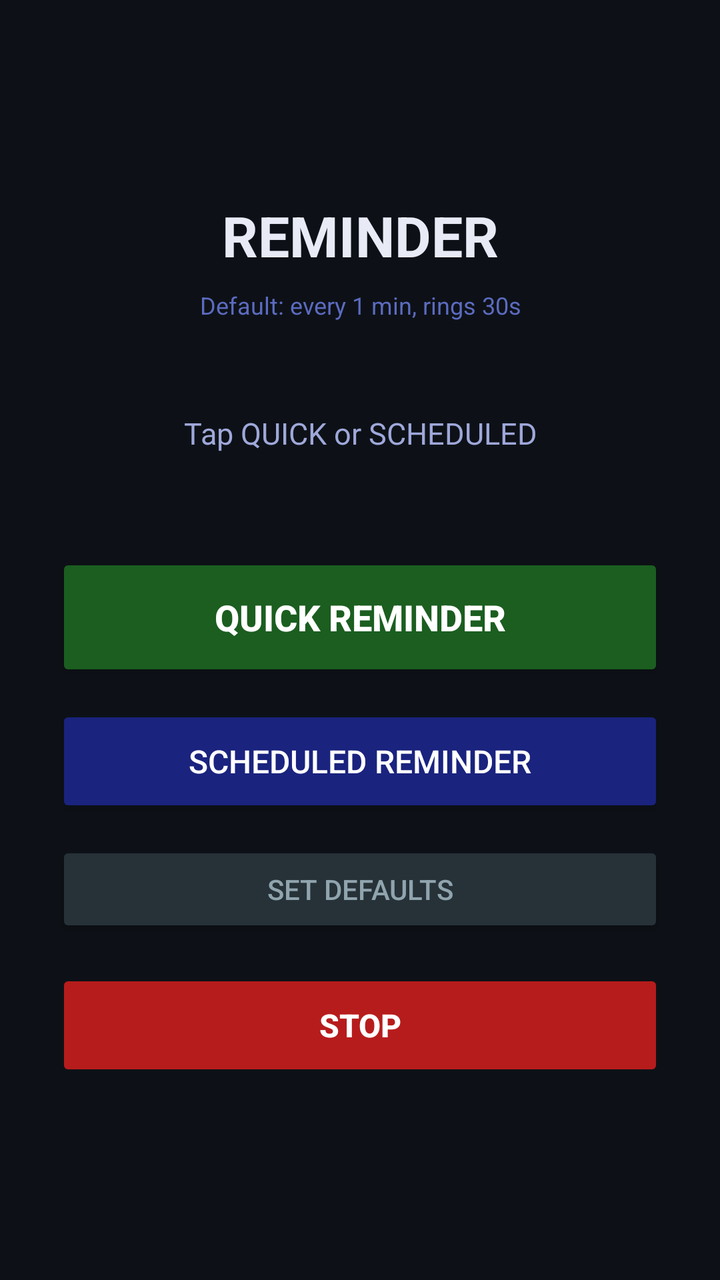
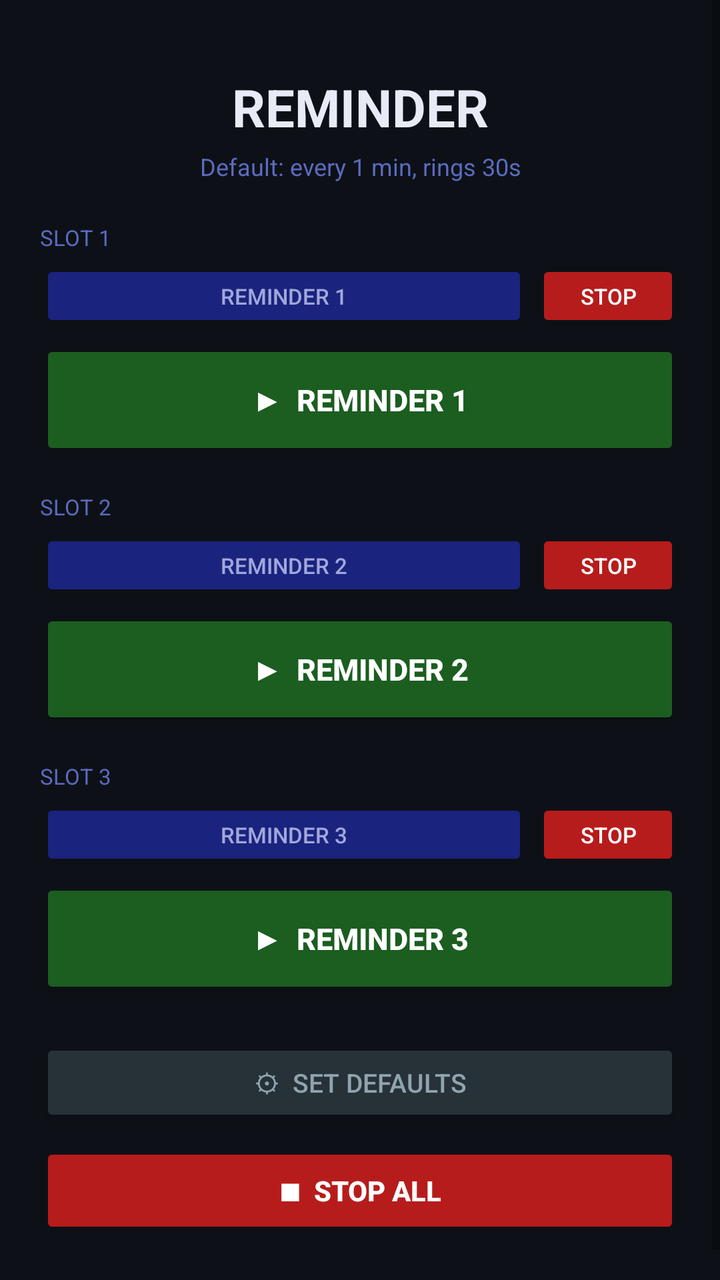

The first picture is an Android layout as it rendered before a commit; the second is the same layout after the commit. The layout source and the unified diff follow.
<!-- AndroidManifest.xml: application theme AppTheme -->
<!-- res/layout/activity_main.xml -->
<?xml version="1.0" encoding="utf-8"?>
<LinearLayout xmlns:android="http://schemas.android.com/apk/res/android"
    android:layout_width="match_parent"
    android:layout_height="match_parent"
    android:orientation="vertical"
    android:gravity="center"
    android:padding="28dp"
    android:background="#0D1117">

    <TextView
        android:layout_width="match_parent"
        android:layout_height="wrap_content"
        android:text="REMINDER"
        android:textSize="28sp"
        android:textStyle="bold"
        android:textColor="#E8EAF6"
        android:gravity="center"
        android:layout_marginBottom="8dp"/>

    <TextView
        android:id="@+id/tvSettings"
        android:layout_width="match_parent"
        android:layout_height="wrap_content"
        android:text="Default: every 1 min, rings 30s"
        android:textSize="12sp"
        android:textColor="#5C6BC0"
        android:gravity="center"
        android:layout_marginBottom="24dp"/>

    <TextView
        android:id="@+id/tvStatus"
        android:layout_width="match_parent"
        android:layout_height="wrap_content"
        android:text="Tap QUICK or SCHEDULED"
        android:textSize="15sp"
        android:textColor="#9FA8DA"
        android:gravity="center"
        android:minHeight="64dp"
        android:layout_marginBottom="28dp"/>

    <Button
        android:id="@+id/btnQuick"
        android:layout_width="match_parent"
        android:layout_height="64dp"
        android:text="Quick Reminder"
        android:textSize="18sp"
        android:textStyle="bold"
        android:backgroundTint="#1B5E20"
        android:textColor="#FFFFFF"
        android:layout_marginBottom="12dp"/>

    <Button
        android:id="@+id/btnScheduled"
        android:layout_width="match_parent"
        android:layout_height="56dp"
        android:text="Scheduled Reminder"
        android:textSize="16sp"
        android:backgroundTint="#1A237E"
        android:textColor="#FFFFFF"
        android:layout_marginBottom="12dp"/>

    <Button
        android:id="@+id/btnDefaultSettings"
        android:layout_width="match_parent"
        android:layout_height="48dp"
        android:text="Set Defaults"
        android:textSize="14sp"
        android:backgroundTint="#263238"
        android:textColor="#90A4AE"
        android:layout_marginBottom="16dp"/>

    <Button
        android:id="@+id/btnStop"
        android:layout_width="match_parent"
        android:layout_height="56dp"
        android:text="STOP"
        android:textSize="16sp"
        android:textStyle="bold"
        android:backgroundTint="#B71C1C"
        android:textColor="#FFFFFF"
        android:enabled="false"/>

</LinearLayout>
<!-- resources referenced by this layout -->
<resources>
  <style name="AppTheme" parent="Theme.MaterialComponents.DayNight.NoActionBar">
          <item name="colorPrimary">#3949AB</item>
          <item name="colorPrimaryDark">#1A237E</item>
          <item name="colorAccent">#7986CB</item>
      </style>
</resources>

<!-- the commit's change to res/layout/activity_main.xml (unified diff, before → after) -->
@@ -1,83 +1,202 @@
 <?xml version="1.0" encoding="utf-8"?>
-<LinearLayout xmlns:android="http://schemas.android.com/apk/res/android"
+<ScrollView xmlns:android="http://schemas.android.com/apk/res/android"
     android:layout_width="match_parent"
     android:layout_height="match_parent"
-    android:orientation="vertical"
-    android:gravity="center"
-    android:padding="28dp"
     android:background="#0D1117">
 
-    <TextView
+    <LinearLayout
         android:layout_width="match_parent"
         android:layout_height="wrap_content"
-        android:text="REMINDER"
-        android:textSize="28sp"
-        android:textStyle="bold"
-        android:textColor="#E8EAF6"
-        android:gravity="center"
-        android:layout_marginBottom="8dp"/>
-
-    <TextView
-        android:id="@+id/tvSettings"
-        android:layout_width="match_parent"
-        android:layout_height="wrap_content"
-        android:text="Default: every 1 min, rings 30s"
-        android:textSize="12sp"
-        android:textColor="#5C6BC0"
-        android:gravity="center"
-        android:layout_marginBottom="24dp"/>
-
-    <TextView
-        android:id="@+id/tvStatus"
-        android:layout_width="match_parent"
-        android:layout_height="wrap_content"
-        android:text="Tap QUICK or SCHEDULED"
-        android:textSize="15sp"
-        android:textColor="#9FA8DA"
-        android:gravity="center"
-        android:minHeight="64dp"
-        android:layout_marginBottom="28dp"/>
-
-    <Button
-        android:id="@+id/btnQuick"
-        android:layout_width="match_parent"
-        android:layout_height="64dp"
-        android:text="Quick Reminder"
-        android:textSize="18sp"
-        android:textStyle="bold"
-        android:backgroundTint="#1B5E20"
-        android:textColor="#FFFFFF"
-        android:layout_marginBottom="12dp"/>
-
-    <Button
-        android:id="@+id/btnScheduled"
-        android:layout_width="match_parent"
-        android:layout_height="56dp"
-        android:text="Scheduled Reminder"
-        android:textSize="16sp"
-        android:backgroundTint="#1A237E"
-        android:textColor="#FFFFFF"
-        android:layout_marginBottom="12dp"/>
-
-    <Button
-        android:id="@+id/btnDefaultSettings"
-        android:layout_width="match_parent"
-        android:layout_height="48dp"
-        android:text="Set Defaults"
-        android:textSize="14sp"
-        android:backgroundTint="#263238"
-        android:textColor="#90A4AE"
-        android:layout_marginBottom="16dp"/>
-
-    <Button
-        android:id="@+id/btnStop"
-        android:layout_width="match_parent"
-        android:layout_height="56dp"
-        android:text="STOP"
-        android:textSize="16sp"
-        android:textStyle="bold"
-        android:backgroundTint="#B71C1C"
-        android:textColor="#FFFFFF"
-        android:enabled="false"/>
-
-</LinearLayout>
+        android:orientation="vertical"
+        android:padding="20dp">
+
+        <TextView
+            android:layout_width="match_parent"
+            android:layout_height="wrap_content"
+            android:text="REMINDER"
+            android:textSize="26sp"
+            android:textStyle="bold"
+            android:textColor="#E8EAF6"
+            android:gravity="center"
+            android:layout_marginTop="16dp"
+            android:layout_marginBottom="4dp"/>
+
+        <TextView
+            android:id="@+id/tvSettings"
+            android:layout_width="match_parent"
+            android:layout_height="wrap_content"
+            android:text="Default: every 1 min, rings 30s"
+            android:textSize="12sp"
+            android:textColor="#5C6BC0"
+            android:gravity="center"
+            android:layout_marginBottom="20dp"/>
+
+        
+        <TextView
+            android:layout_width="match_parent"
+            android:layout_height="wrap_content"
+            android:text="SLOT 1"
+            android:textSize="11sp"
+            android:textColor="#5C6BC0"
+            android:layout_marginBottom="4dp"/>
+
+        <LinearLayout
+            android:layout_width="match_parent"
+            android:layout_height="wrap_content"
+            android:orientation="horizontal"
+            android:layout_marginBottom="4dp">
+
+            <Button
+                android:id="@+id/btnRename1"
+                android:layout_width="0dp"
+                android:layout_height="36dp"
+                android:layout_weight="1"
+                android:text="Reminder 1"
+                android:textSize="11sp"
+                android:backgroundTint="#1A237E"
+                android:textColor="#9FA8DA"
+                android:layout_marginEnd="4dp"/>
+
+            <Button
+                android:id="@+id/btnStop1"
+                android:layout_width="72dp"
+                android:layout_height="36dp"
+                android:text="STOP"
+                android:textSize="11sp"
+                android:backgroundTint="#B71C1C"
+                android:textColor="#FFFFFF"
+                android:enabled="false"/>
+        </LinearLayout>
+
+        <Button
+            android:id="@+id/btnSlot1"
+            android:layout_width="match_parent"
+            android:layout_height="60dp"
+            android:text="▶  Reminder 1"
+            android:textSize="15sp"
+            android:textStyle="bold"
+            android:backgroundTint="#1B5E20"
+            android:textColor="#FFFFFF"
+            android:layout_marginBottom="16dp"/>
+
+        
+        <TextView
+            android:layout_width="match_parent"
+            android:layout_height="wrap_content"
+            android:text="SLOT 2"
+            android:textSize="11sp"
+            android:textColor="#5C6BC0"
+            android:layout_marginBottom="4dp"/>
+
+        <LinearLayout
+            android:layout_width="match_parent"
+            android:layout_height="wrap_content"
+            android:orientation="horizontal"
+            android:layout_marginBottom="4dp">
+
+            <Button
+                android:id="@+id/btnRename2"
+                android:layout_width="0dp"
+                android:layout_height="36dp"
+                android:layout_weight="1"
+                android:text="Reminder 2"
+                android:textSize="11sp"
+                android:backgroundTint="#1A237E"
+                android:textColor="#9FA8DA"
+                android:layout_marginEnd="4dp"/>
+
+            <Button
+                android:id="@+id/btnStop2"
+                android:layout_width="72dp"
+                android:layout_height="36dp"
+                android:text="STOP"
+                android:textSize="11sp"
+                android:backgroundTint="#B71C1C"
+                android:textColor="#FFFFFF"
+                android:enabled="false"/>
+        </LinearLayout>
+
+        <Button
+            android:id="@+id/btnSlot2"
+            android:layout_width="match_parent"
+            android:layout_height="60dp"
+            android:text="▶  Reminder 2"
+            android:textSize="15sp"
+            android:textStyle="bold"
+            android:backgroundTint="#1B5E20"
+            android:textColor="#FFFFFF"
+            android:layout_marginBottom="16dp"/>
+
+        
+        <TextView
+            android:layout_width="match_parent"
+            android:layout_height="wrap_content"
+            android:text="SLOT 3"
+            android:textSize="11sp"
+            android:textColor="#5C6BC0"
+            android:layout_marginBottom="4dp"/>
+
+        <LinearLayout
+            android:layout_width="match_parent"
+            android:layout_height="wrap_content"
+            android:orientation="horizontal"
+            android:layout_marginBottom="4dp">
+
+            <Button
+                android:id="@+id/btnRename3"
+                android:layout_width="0dp"
+                android:layout_height="36dp"
+                android:layout_weight="1"
+                android:text="Reminder 3"
+                android:textSize="11sp"
+                android:backgroundTint="#1A237E"
+                android:textColor="#9FA8DA"
+                android:layout_marginEnd="4dp"/>
+
+            <Button
+                android:id="@+id/btnStop3"
+                android:layout_width="72dp"
+                android:layout_height="36dp"
+                android:text="STOP"
+                android:textSize="11sp"
+                android:backgroundTint="#B71C1C"
+                android:textColor="#FFFFFF"
+                android:enabled="false"/>
+        </LinearLayout>
+
+        <Button
+            android:id="@+id/btnSlot3"
+            android:layout_width="match_parent"
+            android:layout_height="60dp"
+            android:text="▶  Reminder 3"
+            android:textSize="15sp"
+            android:textStyle="bold"
+            android:backgroundTint="#1B5E20"
+            android:textColor="#FFFFFF"
+            android:layout_marginBottom="20dp"/>
+
+        
+        <Button
+            android:id="@+id/btnDefaultSettings"
+            android:layout_width="match_parent"
+            android:layout_height="44dp"
+            android:text="⚙  Set Defaults"
+            android:textSize="13sp"
+            android:backgroundTint="#263238"
+            android:textColor="#90A4AE"
+            android:layout_marginBottom="8dp"/>
+
+        <Button
+            android:id="@+id/btnStopAll"
+            android:layout_width="match_parent"
+            android:layout_height="48dp"
+            android:text="■  STOP ALL"
+            android:textSize="14sp"
+            android:textStyle="bold"
+            android:backgroundTint="#B71C1C"
+            android:textColor="#FFFFFF"
+            android:enabled="false"
+            android:layout_marginBottom="16dp"/>
+
+    </LinearLayout>
+</ScrollView>
